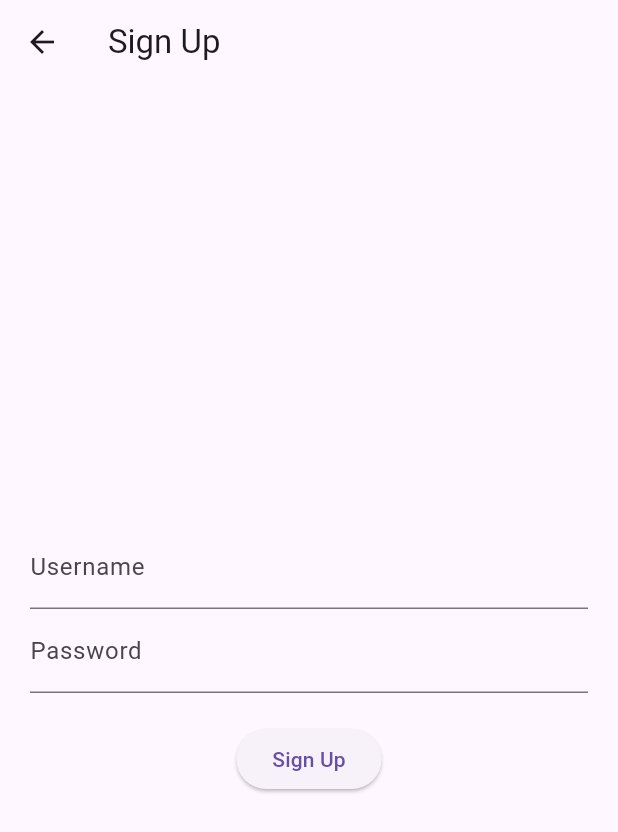
After one commit to GodzillaAllen/deliverytrackingfluttgrapp, a Flutter app: the screen it shows after launch, after a tap on "Create an account", on a phone screen of 412 x 824 dp. The commit adds this screen. Shown: the top 832 px of the screen. Run offline on Flutter 3.47's test engine with Material 3 defaults, Android fonts, the phone set to English and light mode, and no system bars; our stand-ins replace get, sqflite; accounts and stored records are empty.

Commit message:
adding login / logout page

```diff
--- a/lib/controllers/app_controller.dart
+++ /dev/null
@@ -1,32 +0,0 @@
-import 'package:get/get.dart';
-import '../services/database_helper.dart';
-import '../services/auth_service.dart';
-
-class AppController extends GetxController {
-  var isAuthenticated = false.obs;
-  var deliveries = [].obs;
-
-  final AuthService _authService = AuthService();
-  final DatabaseHelper _databaseHelper = DatabaseHelper();
-
-  Future<void> login(String username, String password) async {
-    isAuthenticated.value = await _authService.login(username, password);
-  }
-
-  Future<void> logout() async {
-    isAuthenticated.value = await _authService.logout();
-  }
-
-  Future<void> fetchDeliveries() async {
-    final db = await _databaseHelper.database;
-    final List<Map<String, dynamic>> maps = await db!.query('deliveries');
-    deliveries.value = List.generate(maps.length, (i) {
-      return {
-        'id': maps[i]['id'],
-        'description': maps[i]['description'],
-        'latitude': maps[i]['latitude'],
-        'longitude': maps[i]['longitude'],
-      };
-    });
-  }
-}
--- /dev/null
+++ b/lib/controllers/auth_controller.dart
@@ -0,0 +1,34 @@
+import 'package:get/get.dart';
+import '../services/database_helper.dart'; // Adjust import path as necessary
+
+class AuthController extends GetxController {
+  RxBool isLoggedIn = false.obs; // Observable for tracking login state
+
+  Future<void> login(String username, String password) async {
+    Map<String, dynamic>? user = await dbHelper.getUser(username, password);
+    if (user != null) {
+      isLoggedIn.value = true;
+      // Navigate to home or another page
+      Get.offAllNamed('/home'); // Replace '/home' with your home route
+    } else {
+      Get.snackbar('Error', 'Invalid username or password');
+    }
+  }
+
+  Future<void> signUp(String username, String password) async {
+    Map<String, dynamic> user = {
+      'username': username,
+      'password': password,
+    };
+
+    await dbHelper.insertUser(user);
+    Get.back(); // Navigate back to login page
+    Get.snackbar('Success', 'Account created successfully');
+  }
+
+  void logout() async {
+    await dbHelper.logout();
+    isLoggedIn.value = false;
+    Get.offAllNamed('/login'); // Navigate to login page
+  }
+}
--- a/lib/main.dart
+++ b/lib/main.dart
@@ -1,21 +1,35 @@
 import 'package:flutter/material.dart';
 import 'package:get/get.dart';
-import 'views/login_screen.dart';
-import 'controllers/app_controller.dart';
+import 'controllers/auth_controller.dart'; // Adjust import path as necessary
+import 'services/database_helper.dart';
+import 'views/home_page.dart';
+import 'views/login_page.dart';
+import 'views/signup_page.dart';
 
-void main() {
-  runApp(const MyApp());
+void main() async {
+  WidgetsFlutterBinding.ensureInitialized();
+  await dbHelper.initDatabase(); // Initialize the database
+
+  runApp(MyApp());
 }
 
 class MyApp extends StatelessWidget {
-  const MyApp({super.key});
-
   @override
   Widget build(BuildContext context) {
     return GetMaterialApp(
-      home: LoginScreen(),
+      title: 'Delivery Tracking App',
+      initialRoute: '/login', // Initial route
+      getPages: [
+        GetPage(name: '/login', page: () => LoginPage()),
+        GetPage(name: '/signup', page: () => SignUpPage()),
+        GetPage(name: '/home', page: () => HomePage()),
+      ],
+      theme: ThemeData(
+        primarySwatch: Colors.blue,
+      ),
+      home: LoginPage(), // Optional: Use home instead of initialRoute if needed
       initialBinding: BindingsBuilder(() {
-        Get.put(AppController());
+        Get.put(AuthController());
       }),
     );
   }
--- a/lib/services/database_helper.dart
+++ /dev/null
@@ -1,28 +0,0 @@
-import 'package:sqflite/sqflite.dart';
-import 'package:path/path.dart';
-
-class DatabaseHelper {
-  static final DatabaseHelper _instance = DatabaseHelper._internal();
-  factory DatabaseHelper() => _instance;
-  static Database? _database;
-
-  DatabaseHelper._internal();
-
-  Future<Database?> get database async {
-    if (_database != null) return _database;
-    _database = await _initDatabase();
-    return _database;
-  }
-
-  _initDatabase() async {
-    String path = join(await getDatabasesPath(), 'delivery.db');
-    return await openDatabase(path, version: 1, onCreate: _onCreate);
-  }
-
-  Future _onCreate(Database db, int version) async {
-    await db.execute(
-        "CREATE TABLE users(id INTEGER PRIMARY KEY AUTOINCREMENT, username TEXT, password TEXT)");
-    await db.execute(
-        "CREATE TABLE deliveries(id INTEGER PRIMARY KEY AUTOINCREMENT, description TEXT, latitude REAL, longitude REAL)");
-  }
-}
--- /dev/null
+++ b/lib/views/login_page.dart
@@ -0,0 +1,58 @@
+import 'package:flutter/material.dart';
+import 'package:get/get.dart';
+import '../services/database_helper.dart'; // Adjust import path as necessary
+
+class LoginPage extends StatelessWidget {
+  final TextEditingController usernameController = TextEditingController();
+  final TextEditingController passwordController = TextEditingController();
+
+  void login() async {
+    String username = usernameController.text.trim();
+    String password = passwordController.text.trim();
+
+    Map<String, dynamic>? user = await dbHelper.getUser(username, password);
+    if (user != null) {
+      // Successful login
+      // Navigate to home or another page
+      Get.offAllNamed('/home'); // Replace '/home' with your home route
+    } else {
+      // Failed login
+      Get.snackbar('Error', 'Invalid username or password');
+    }
+  }
+
+  @override
+  Widget build(BuildContext context) {
+    return Scaffold(
+      appBar: AppBar(title: Text('Login')),
+      body: Padding(
+        padding: EdgeInsets.all(20),
+        child: Column(
+          mainAxisAlignment: MainAxisAlignment.center,
+          children: [
+            TextField(
+              controller: usernameController,
+              decoration: InputDecoration(labelText: 'Username'),
+            ),
+            TextField(
+              controller: passwordController,
+              decoration: InputDecoration(labelText: 'Password'),
+              obscureText: true,
+            ),
+            SizedBox(height: 20),
+            ElevatedButton(
+              onPressed: login,
+              child: Text('Login'),
+            ),
+            TextButton(
+              onPressed: () {
+                Get.toNamed('/signup'); // Navigate to signup page
+              },
+              child: Text('Create an account'),
+            ),
+          ],
+        ),
+      ),
+    );
+  }
+}
--- /dev/null
+++ b/lib/views/signup_page.dart
@@ -0,0 +1,43 @@
+import 'package:flutter/material.dart';
+import 'package:get/get.dart';
+import '../controllers/auth_controller.dart'; // Adjust import path as necessary
+
+class SignUpPage extends StatelessWidget {
+  final TextEditingController usernameController = TextEditingController();
+  final TextEditingController passwordController = TextEditingController();
+
+  void signUp() {
+    String username = usernameController.text.trim();
+    String password = passwordController.text.trim();
+    Get.find<AuthController>().signUp(username, password);
+  }
+
+  @override
+  Widget build(BuildContext context) {
+    return Scaffold(
+      appBar: AppBar(title: Text('Sign Up')),
+      body: Padding(
+        padding: EdgeInsets.all(20),
+        child: Column(
+          mainAxisAlignment: MainAxisAlignment.center,
+          children: [
+            TextField(
+              controller: usernameController,
+              decoration: InputDecoration(labelText: 'Username'),
+            ),
+            TextField(
+              controller: passwordController,
+              decoration: InputDecoration(labelText: 'Password'),
+              obscureText: true,
+            ),
+            SizedBox(height: 20),
+            ElevatedButton(
+              onPressed: signUp,
+              child: Text('Sign Up'),
+            ),
+          ],
+        ),
+      ),
+    );
+  }
+}
```
Also changed, not shown: lib/models/delivery_model.dart (deleted, +0 -14 lines), lib/models/user_model.dart (added, +21 -0 lines), lib/routes.dart (added, +10 -0 lines), lib/services/auth_service.dart (deleted, +0 -23 lines), lib/services/db_helper.dart (added, +56 -0 lines), lib/views/login_screen.dart (deleted, +0 -46 lines), lib/views/map_screen.dart (deleted, +0 -45 lines), lib/views/widgets/custom_button.dart (added, +24 -0 lines), lib/views/widgets/custom_textfield.dart (added, +28 -0 lines), 1 other file.
